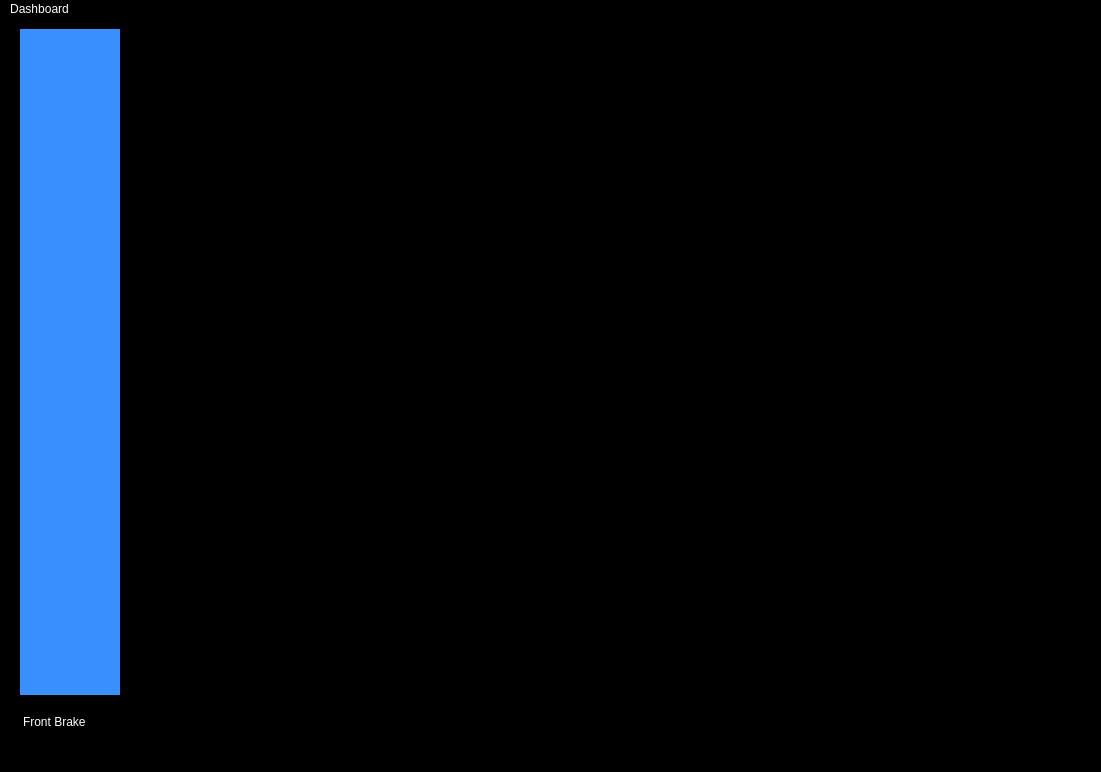
The window that untitled/mainwindow.ui (McGillFormulaElectric/Raspberry-Pi-Dashboard) describes before a commit, drawn with Qt 5.
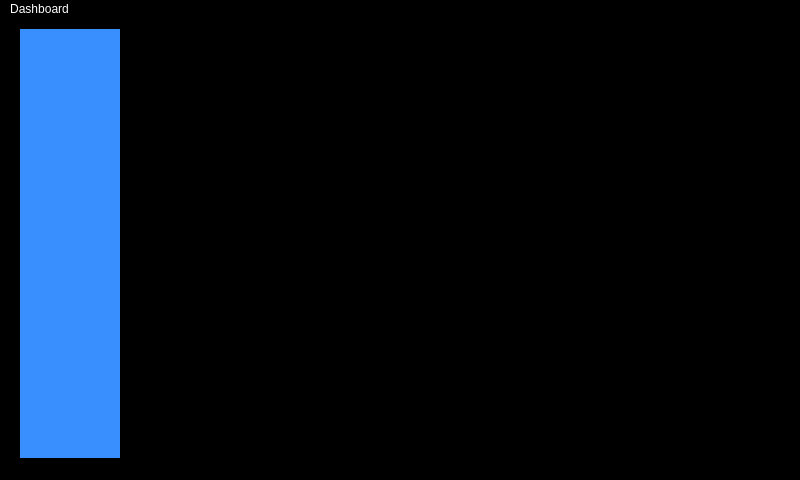
The same window after the commit.

The edit to the form file:
```diff
--- a/untitled/mainwindow.ui
+++ b/untitled/mainwindow.ui
@@ -6,8 +6,8 @@
    <rect>
     <x>0</x>
     <y>0</y>
-    <width>1101</width>
-    <height>772</height>
+    <width>800</width>
+    <height>480</height>
    </rect>
   </property>
   <property name="windowTitle">
@@ -303,7 +303,7 @@
     <rect>
      <x>0</x>
      <y>0</y>
-     <width>1101</width>
+     <width>800</width>
      <height>26</height>
     </rect>
    </property>
```
